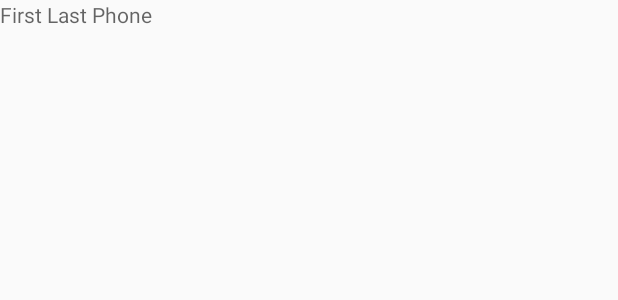
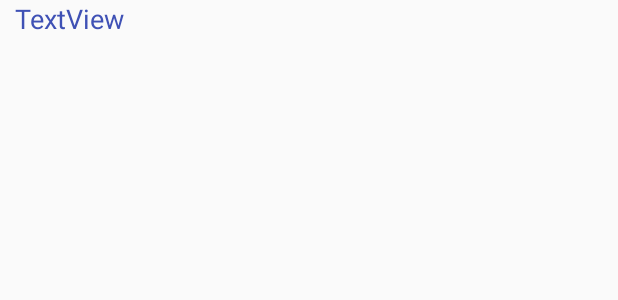
Before and after one commit to lphung1/InClass06_NewsArticle, an Android app: the layout article_row.xml on its own in the app's theme, with its tools: preview values and no code run, on a phone screen of 412 x 824 dp. Shown: the top 300 px of the screen. Run offline under Robolectric (Android 15) with nearby library versions, the phone set to English and light mode, and no system bars.

Commit message:
added progress bar, polished the custom adapter. clickable article links

```diff
--- a/app/src/main/java/com/example/loiphung/group25_inclass06/CustomArticleAdapter.java
+++ b/app/src/main/java/com/example/loiphung/group25_inclass06/CustomArticleAdapter.java
@@ -36,12 +36,13 @@ public class CustomArticleAdapter extends ArrayAdapter<Article> {
     public View getView(int position, View convertView, ViewGroup parent) {
         Article article = this.getItem(position);
         convertView = LayoutInflater.from(getContext()).inflate(R.layout.article_row, parent, false);
-
+        TextView titleName = convertView.findViewById(R.id.articleTitleText);
         TextView sourceName = convertView.findViewById(R.id.articleTitleDescription_textview);
         ImageView imageView = convertView.findViewById(R.id.article_image_view);
 
 
         sourceName.setText(article.toString());
+        titleName.setText(article.getTitle());
         new ImageDownloaderTask(imageView).execute(article.getUrlToImage());
         Log.d("Picture URL", article.getUrlToImage());
 
--- a/app/src/main/res/layout/article_row.xml
+++ b/app/src/main/res/layout/article_row.xml
@@ -8,13 +8,11 @@
 
     <ImageView
         android:id="@+id/article_image_view"
-        android:layout_width="85dp"
-        android:layout_height="85dp"
+        android:layout_width="160dp"
+        android:layout_height="128dp"
         android:layout_alignParentEnd="true"
         android:layout_alignParentTop="true"
-        android:layout_gravity="left"
-        android:layout_marginEnd="16dp"
-        android:layout_marginTop="15dp" />
+        android:layout_gravity="left" />
 
     <TextView
         android:id="@+id/articleTitleDescription_textview"
@@ -23,6 +21,18 @@
         android:layout_alignParentStart="true"
         android:layout_alignParentTop="true"
         android:layout_weight="1"
-        android:hint="First Last Phone" />
+        android:layout_marginLeft="10dp"
+        android:gravity="bottom" />
+
+    <TextView
+        android:id="@+id/articleTitleText"
+        android:layout_width="208dp"
+        android:layout_height="wrap_content"
+        android:layout_alignParentStart="true"
+        android:layout_alignTop="@+id/article_image_view"
+        android:layout_marginLeft="10dp"
+        android:text="TextView"
+        android:textSize="18sp"
+        android:textColor="@color/colorPrimary"/>
 
 </RelativeLayout>
```
Also changed, not shown: app/src/main/java/com/example/loiphung/group25_inclass06/MainActivity.java (+34 -2 lines), app/src/main/res/layout/activity_main.xml (+16 -8 lines).
